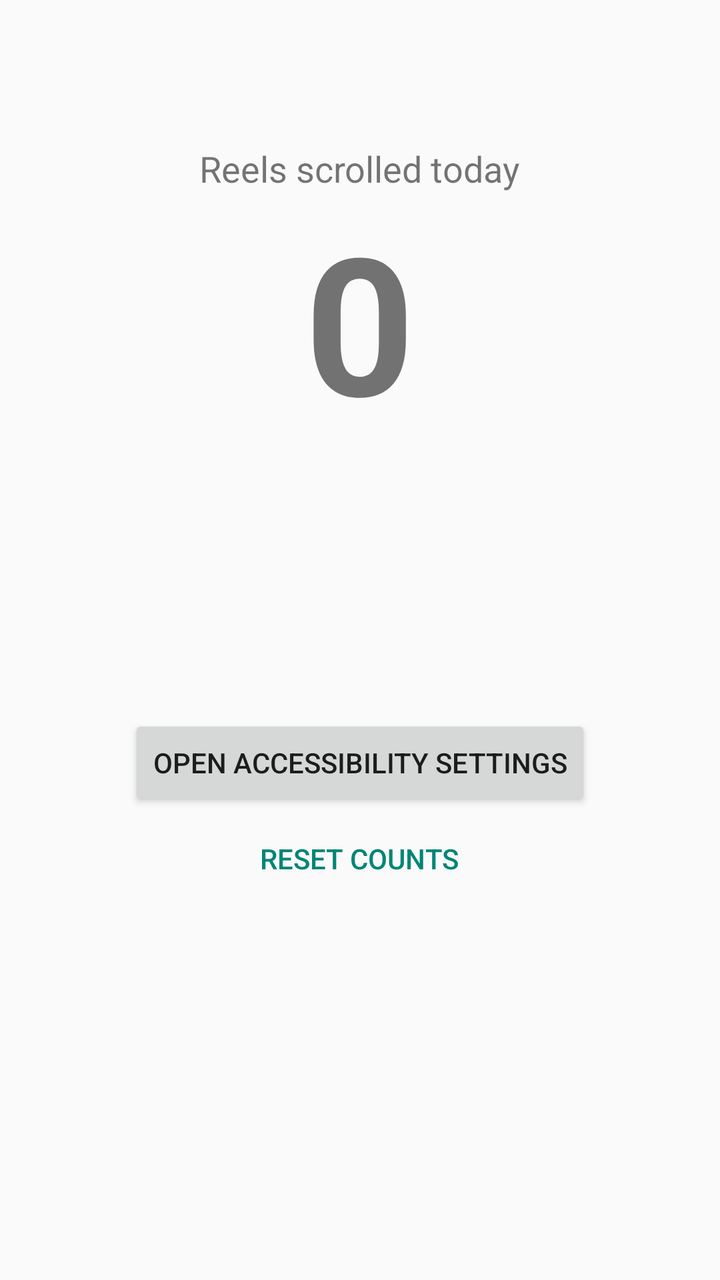
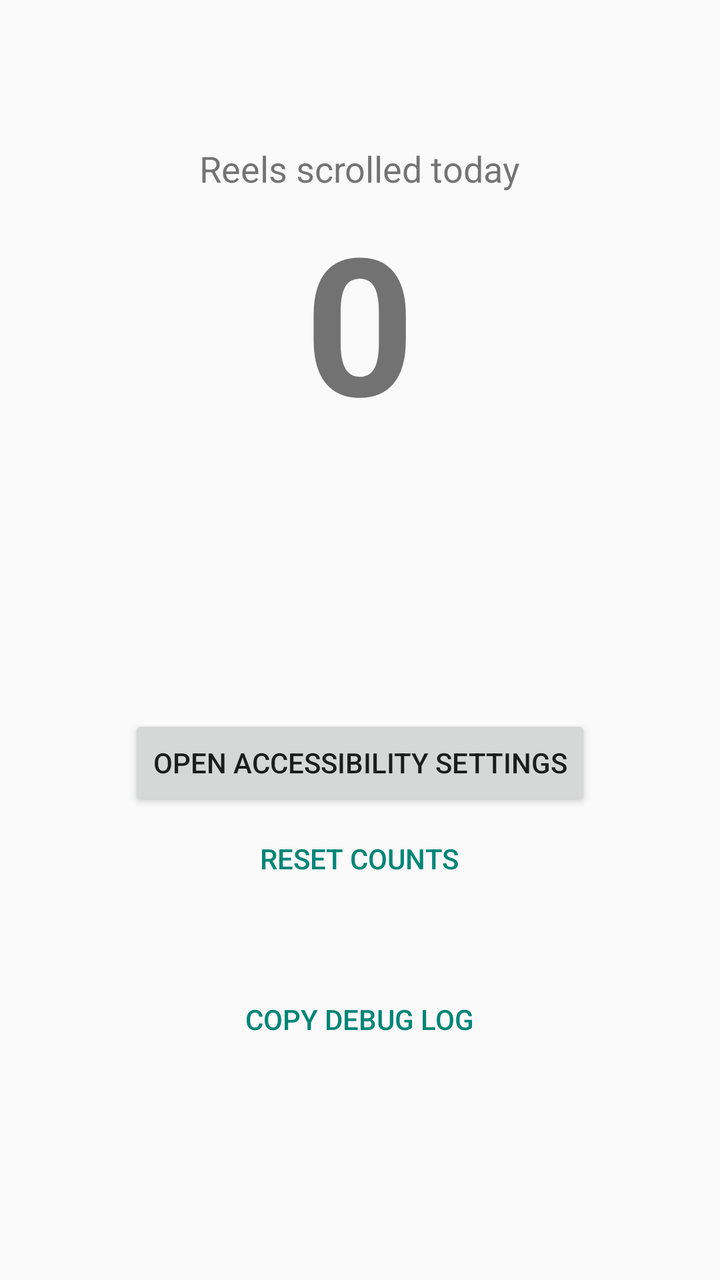

The first picture is an Android layout as it rendered before a commit; the second is the same layout after the commit. The layout source and the unified diff follow.
<!-- AndroidManifest.xml: application theme Theme.AppCompat.DayNight.NoActionBar -->
<!-- res/layout/activity_main.xml -->
<?xml version="1.0" encoding="utf-8"?>
<LinearLayout xmlns:android="http://schemas.android.com/apk/res/android"
    android:layout_width="match_parent"
    android:layout_height="match_parent"
    android:gravity="center_horizontal"
    android:orientation="vertical"
    android:padding="24dp">

    <TextView
        android:layout_width="wrap_content"
        android:layout_height="wrap_content"
        android:layout_marginTop="48dp"
        android:text="Reels scrolled today"
        android:textSize="18sp" />

    <TextView
        android:id="@+id/today"
        android:layout_width="wrap_content"
        android:layout_height="wrap_content"
        android:text="0"
        android:textSize="96sp"
        android:textStyle="bold" />

    <TextView
        android:id="@+id/total"
        android:layout_width="wrap_content"
        android:layout_height="wrap_content"
        android:textSize="18sp" />

    <TextView
        android:id="@+id/breakdown"
        android:layout_width="wrap_content"
        android:layout_height="wrap_content"
        android:layout_marginTop="24dp"
        android:lineSpacingExtra="4dp"
        android:textSize="16sp" />

    <TextView
        android:id="@+id/status"
        android:layout_width="wrap_content"
        android:layout_height="wrap_content"
        android:layout_marginTop="32dp"
        android:gravity="center"
        android:textSize="14sp" />

    <Button
        android:id="@+id/enable"
        android:layout_width="wrap_content"
        android:layout_height="wrap_content"
        android:layout_marginTop="12dp"
        android:text="Open Accessibility settings" />

    <Button
        android:id="@+id/reset"
        style="?android:attr/buttonBarButtonStyle"
        android:layout_width="wrap_content"
        android:layout_height="wrap_content"
        android:text="Reset counts" />
</LinearLayout>
<!-- resources referenced by this layout -->
<resources>

</resources>

<!-- the commit's change to res/layout/activity_main.xml (unified diff, before → after) -->
@@ -56,4 +56,18 @@
         android:layout_width="wrap_content"
         android:layout_height="wrap_content"
         android:text="Reset counts" />
+
+    <TextView
+        android:id="@+id/debugInfo"
+        android:layout_width="wrap_content"
+        android:layout_height="wrap_content"
+        android:layout_marginTop="16dp"
+        android:textSize="12sp" />
+
+    <Button
+        android:id="@+id/copyDebug"
+        style="?android:attr/buttonBarButtonStyle"
+        android:layout_width="wrap_content"
+        android:layout_height="wrap_content"
+        android:text="Copy debug log" />
 </LinearLayout>
